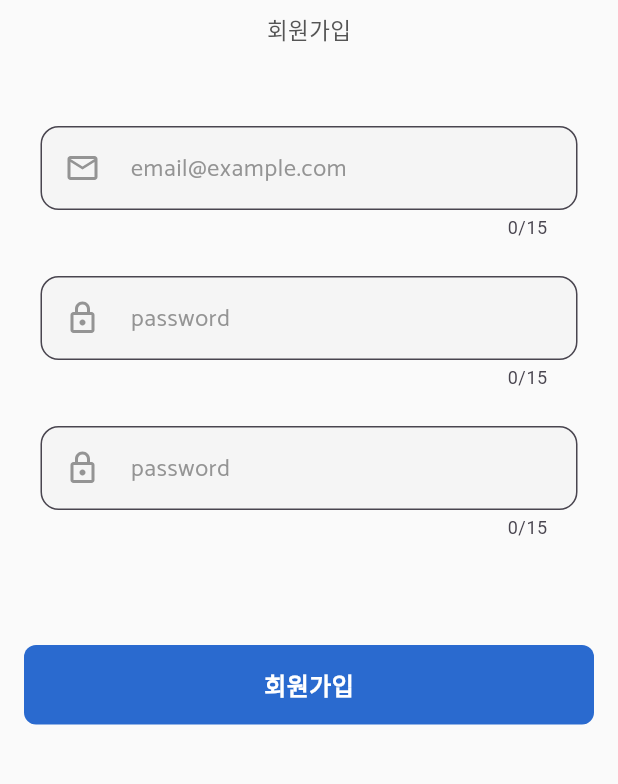
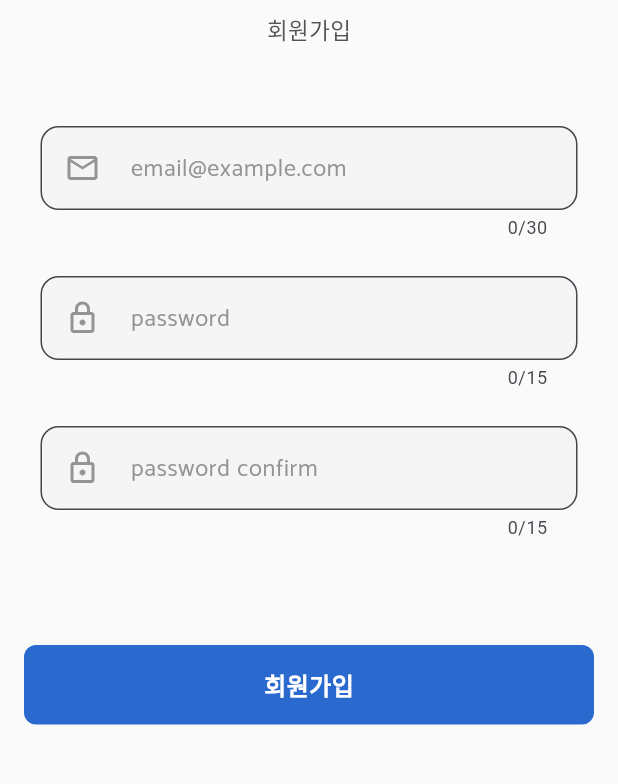
Before and after one commit to haejun-kim/cat-long-live, a Flutter app: the screen it shows after launch, after a tap on "회원가입", on a phone screen of 412 x 824 dp, the part 434-1218 px from its top. Run offline on Flutter 3.47's test engine with Material 3 defaults, Android fonts, the phone set to English and light mode, and no system bars; our stand-ins replace dio, dotted_border, flutter_dotenv, flutter_svg, image_picker, input_quantity and 1 more; network calls fail.

Commit message:
add sign up (#18)
* refactor: change the name due to overlapping the pocketbase's health service

* feat: add sign up

```diff
--- a/lib/main.dart
+++ b/lib/main.dart
@@ -1,6 +1,7 @@
 import 'package:cat_long_live/src/repository/health_repository.dart';
 import 'package:cat_long_live/src/service/cat_service.dart';
 import 'package:cat_long_live/src/service/health_service.dart';
+import 'package:cat_long_live/src/service/pocketbase_service.dart';
 import 'package:cat_long_live/src/service/theme_service.dart';
 import 'package:cat_long_live/src/view/account/sign_in/sign_in_view.dart';
 import 'package:flutter/material.dart';
@@ -9,9 +10,9 @@
 import 'package:provider/provider.dart';
 
 void main() async {
-  // intl 패키지 초기화
   await initializeDateFormatting();
   await dotenv.load(fileName: 'assets/config/.env');
+  await PocketBaseService().getAdminAuthorization();
 
   runApp(
     MultiProvider(
@@ -21,10 +22,13 @@
           create: (context) => ThemeService(),
         ),
         ChangeNotifierProvider(
+          create: (context) => PocketBaseService(),
+        ),
+        ChangeNotifierProvider(
           create: (context) => CatService(),
         ),
         ChangeNotifierProvider(
-          create: (context) => HealthService(
+          create: (context) => HealthinessService(
             healthRepository: context.read<HealthRepository>(),
           ),
         ),
--- a/lib/src/service/health_service.dart
+++ b/lib/src/service/health_service.dart
@@ -2,8 +2,8 @@
 import 'package:cat_long_live/src/repository/health_repository.dart';
 import 'package:flutter/material.dart';
 
-class HealthService with ChangeNotifier {
-  HealthService({required this.healthRepository})
+class HealthinessService with ChangeNotifier {
+  HealthinessService({required this.healthRepository})
       : health = healthRepository.healthList;
 
   Health health;
--- /dev/null
+++ b/lib/src/service/pocketbase_service.dart
@@ -0,0 +1,14 @@
+import 'package:flutter/cupertino.dart';
+import 'package:pocketbase/pocketbase.dart';
+import 'package:flutter_dotenv/flutter_dotenv.dart';
+
+final PocketBase pb = PocketBase(dotenv.env["POCKETBASE_URL"]!);
+
+class PocketBaseService extends ChangeNotifier {
+  Future<void> getAdminAuthorization() async {
+    await pb.admins.authWithPassword(
+      dotenv.env["POCKETBASE_ADMIN_USER"]!,
+      dotenv.env["POCKETBASE_ADMIN_PASSWORD"]!,
+    );
+  }
+}
--- a/lib/src/view/account/sign_up/sign_up_view.dart
+++ b/lib/src/view/account/sign_up/sign_up_view.dart
@@ -1,4 +1,7 @@
+import 'package:cat_long_live/src/repository/account_repository.dart';
 import 'package:cat_long_live/src/service/theme_service.dart';
+import 'package:cat_long_live/src/view/account/sign_up/sign_up_view_model.dart';
+import 'package:cat_long_live/src/view/base_view.dart';
 import 'package:cat_long_live/theme/component/asset_icon.dart';
 import 'package:cat_long_live/theme/component/button/button.dart';
 import 'package:cat_long_live/theme/component/hide_keyboard.dart';
@@ -13,7 +16,9 @@
   @override
   Widget build(BuildContext context) {
     return HideKeyboard(
-      child: Scaffold(
+      child: BaseView(
+        viewModel: SignUpViewModel(),
+        builder: (context, viewModel) => Scaffold(
           body: SafeArea(
             child: SingleChildScrollView(
               child: Center(
@@ -46,25 +51,36 @@
                     ),
                     const SizedBox(height: 55),
                     InputField(
+                      controller: viewModel.emailController,
+                      maxLength: 30,
                       hint: "email@example.com",
                       icon: "material-mail",
                       horizontalPaddingSize: paddingSize,
+                      onChanged: (value) => viewModel.updateBody(),
                     ),
                     const SizedBox(height: 24),
                     InputField(
+                      controller: viewModel.passwordController,
                       hint: "password",
                       icon: "material-lock",
                       horizontalPaddingSize: paddingSize,
+                      onChanged: (value) => viewModel.updateBody(),
                     ),
                     const SizedBox(height: 24),
                     InputField(
-                    hint: "password",
+                      controller: viewModel.passwordConfirmController,
+                      hint: "password confirm",
                       icon: "material-lock",
                       horizontalPaddingSize: paddingSize,
+                      onChanged: (value) => viewModel.updateBody(),
                     ),
                     const SizedBox(height: 70),
                     Button(
                       onPressed: () {
+                        AccountRepository().createAccount(viewModel.body);
+                        viewModel.emailController.clear();
+                        viewModel.passwordController.clear();
+                        viewModel.passwordConfirmController.clear();
                         Navigator.pop(context);
                       },
                       text: "회원가입",
@@ -77,6 +93,7 @@
             ),
           ),
         ),
+      ),
     );
   }
 }
--- /dev/null
+++ b/lib/src/view/account/sign_up/sign_up_view_model.dart
@@ -0,0 +1,23 @@
+import 'package:cat_long_live/src/view/base_view_model.dart';
+import 'package:flutter/material.dart';
+
+class SignUpViewModel extends BaseViewModel {
+  final TextEditingController emailController = TextEditingController();
+  final TextEditingController passwordController = TextEditingController();
+  final TextEditingController passwordConfirmController = TextEditingController();
+
+  final Map<String, dynamic> body = {
+    "email": "",
+    "emailVisibility": true,
+    "password": "",
+    "passwordConfirm": "",
+    "name": "test",
+    "verified": true,
+  };
+
+  void updateBody() {
+    body["email"] = emailController.text;
+    body["password"] = passwordController.text;
+    body["passwordConfirm"] = passwordConfirmController.text;
+  }
+}
--- a/lib/src/view/health/health_category/health_category_view.dart
+++ b/lib/src/view/healthiness/health_category/health_category_view.dart
@@ -1,7 +1,7 @@
 import 'package:cat_long_live/src/service/health_service.dart';
 import 'package:cat_long_live/src/view/base_view.dart';
-import 'package:cat_long_live/src/view/health/health_category/health_category_view_model.dart';
-import 'package:cat_long_live/src/view/health/health_category/widget/health_category.dart';
+import 'package:cat_long_live/src/view/healthiness/health_category/health_category_view_model.dart';
+import 'package:cat_long_live/src/view/healthiness/health_category/widget/health_category.dart';
 import 'package:cat_long_live/theme/component/appbar.dart';
 import 'package:cat_long_live/theme/component/base_dialog.dart';
 import 'package:cat_long_live/theme/component/button/button.dart';
@@ -22,7 +22,7 @@
   Widget build(BuildContext context) {
     return BaseView(
       viewModel: HealthCategoryViewModel(
-        healthService: context.read<HealthService>(),
+        healthService: context.read<HealthinessService>(),
       ),
       builder: (context, viewModel) => Scaffold(
         appBar: const CustomAppBar(),
--- a/lib/src/view/health/health_category/health_category_view_model.dart
+++ b/lib/src/view/healthiness/health_category/health_category_view_model.dart
@@ -9,7 +9,7 @@
     healthService.addListener(notifyListeners);
   }
 
-  final HealthService healthService;
+  final HealthinessService healthService;
   final TextEditingController textController = TextEditingController();
 
   @override
--- a/lib/src/view/health/health_category/widget/health_category.dart
+++ b/lib/src/view/healthiness/health_category/widget/health_category.dart
@@ -1,6 +1,6 @@
 import 'package:cat_long_live/src/service/theme_service.dart';
-import 'package:cat_long_live/src/view/health/health_category/health_category_view_model.dart';
-import 'package:cat_long_live/src/view/health/health_title/health_title_view.dart';
+import 'package:cat_long_live/src/view/healthiness/health_category/health_category_view_model.dart';
+import 'package:cat_long_live/src/view/healthiness/health_title/health_title_view.dart';
 import 'package:cat_long_live/theme/component/base_dialog.dart';
 import 'package:cat_long_live/theme/component/button/button.dart';
 import 'package:cat_long_live/theme/component/input_field.dart';
--- a/lib/src/view/health/health_category/widget/health_category_list.dart
+++ b/lib/src/view/healthiness/health_category/widget/health_category_list.dart
@@ -1,5 +1,5 @@
 import 'package:cat_long_live/src/service/theme_service.dart';
-import 'package:cat_long_live/src/view/health/health_category/health_category_view_model.dart';
+import 'package:cat_long_live/src/view/healthiness/health_category/health_category_view_model.dart';
 import 'package:cat_long_live/theme/component/base_dialog.dart';
 import 'package:cat_long_live/theme/component/button/button.dart';
 import 'package:cat_long_live/theme/component/input_field.dart';
--- a/lib/src/view/health/health_title/health_title_view.dart
+++ b/lib/src/view/healthiness/health_title/health_title_view.dart
@@ -1,6 +1,6 @@
 import 'package:cat_long_live/src/service/theme_service.dart';
-import 'package:cat_long_live/src/view/health/health_create/health_create_view.dart';
-import 'package:cat_long_live/src/view/health/health_title/widget/health_title_card.dart';
+import 'package:cat_long_live/src/view/healthiness/health_create/health_create_view.dart';
+import 'package:cat_long_live/src/view/healthiness/health_title/widget/health_title_card.dart';
 import 'package:cat_long_live/theme/component/appbar.dart';
 import 'package:cat_long_live/theme/component/floating_action_button.dart';
 import 'package:flutter/material.dart';
--- a/lib/src/view/health/health_title/widget/health_title_card.dart
+++ b/lib/src/view/healthiness/health_title/widget/health_title_card.dart
@@ -1,5 +1,5 @@
 import 'package:cat_long_live/src/service/theme_service.dart';
-import 'package:cat_long_live/src/view/health/health_create/health_create_view.dart';
+import 'package:cat_long_live/src/view/healthiness/health_create/health_create_view.dart';
 import 'package:cat_long_live/theme/component/base_dialog.dart';
 import 'package:cat_long_live/theme/component/button/button.dart';
 import 'package:flutter/material.dart';
--- a/lib/src/view/health/health/health_view.dart
+++ b/lib/src/view/healthiness/healthiness/health_view.dart
@@ -1,7 +1,7 @@
 import 'package:cat_long_live/src/view/base_view.dart';
-import 'package:cat_long_live/src/view/health/health/health_view_model.dart';
-import 'package:cat_long_live/src/view/health/health/widget/health_list_tile.dart';
-import 'package:cat_long_live/src/view/health/health_category/health_category_view.dart';
+import 'package:cat_long_live/src/view/healthiness/healthiness/health_view_model.dart';
+import 'package:cat_long_live/src/view/healthiness/healthiness/widget/health_list_tile.dart';
+import 'package:cat_long_live/src/view/healthiness/health_category/health_category_view.dart';
 import 'package:cat_long_live/theme/component/appbar.dart';
 import 'package:cat_long_live/theme/component/day_of_week.dart';
 import 'package:flutter/material.dart';
--- a/lib/src/view/home/home_view.dart
+++ b/lib/src/view/home/home_view.dart
@@ -1,6 +1,6 @@
 import 'package:cat_long_live/src/view/cat/cats/cat_view.dart';
 import 'package:cat_long_live/src/view/diary/diary/diary_view.dart';
-import 'package:cat_long_live/src/view/health/health/health_view.dart';
+import 'package:cat_long_live/src/view/healthiness/healthiness/health_view.dart';
 import 'package:cat_long_live/theme/component/bottom_nav_bar.dart';
 import 'package:flutter/cupertino.dart';
 import 'package:flutter/material.dart';
--- a/lib/theme/component/drop_down.dart
+++ b/lib/theme/component/drop_down.dart
@@ -31,7 +31,7 @@
       ),
 
       /// TODO: 앞에서 선택한 items 값으로 initialSelection 변경 필요
-      /// 여기서 변경후 저장하면 health category에서도 변경된 카테고리 글로 이동되어야 함.
+      /// 여기서 변경후 저장하면 healthiness category에서도 변경된 카테고리 글로 이동되어야 함.
       initialSelection: widget.items.first,
       onSelected: (String? value) {
         // This is called when the user selects an item.
```
Also changed, not shown: lib/src/repository/account_repository.dart (+7 -16 lines), lib/src/view/healthiness/health_create/health_create_view.dart (renamed from lib/src/view/health/health_create/health_create_view.dart), lib/src/view/healthiness/health_detail/health_detail_view.dart (renamed from lib/src/view/health/health_detail/health_detail_view.dart), lib/src/view/healthiness/healthiness/health_view_model.dart (renamed from lib/src/view/health/health/health_view_model.dart), lib/src/view/healthiness/healthiness/widget/health_list_tile.dart (renamed from lib/src/view/health/health/widget/health_list_tile.dart). Lines whose indentation alone changed are shown as unchanged.
